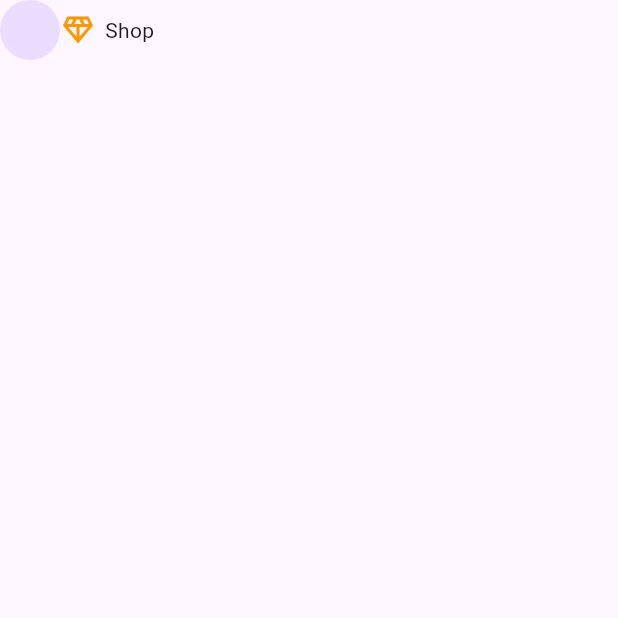
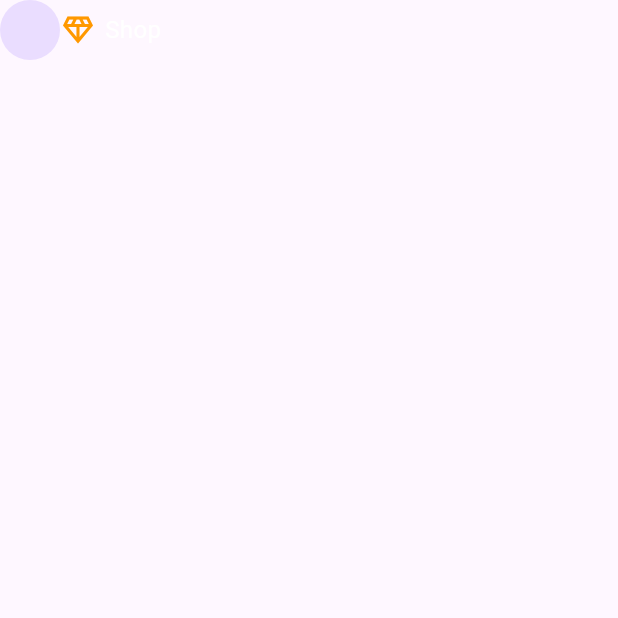
Before and after one commit to JAICHANGPARK/flutter_notebook_chapter_43, a Flutter app: the AiVideoHomePage screen opened directly, on a phone screen of 412 x 824 dp, the top half of it. Run offline on Flutter 3.47's test engine with Material 3 defaults, Android fonts, the phone set to English and light mode, and no system bars; our stand-ins replace gap, hugeicons, percent_indicator.

Commit message:
Update ai_video_home_page.dart

```diff
--- a/lib/ep2181_ai_video_chat_app/ui/ai_video_home_page.dart
+++ b/lib/ep2181_ai_video_chat_app/ui/ai_video_home_page.dart
@@ -31,8 +31,13 @@ class _AiVideoHomePageState extends State<AiVideoHomePage> {
                               Icons.diamond_outlined,
                               color: Colors.orange,
                             ),
-
-                            Text("Shop")
+                            Text(
+                              "Shop",
+                              style: TextStyle(
+                                fontSize: 16,
+                                color: Colors.white,
+                              ),
+                            )
                           ],
                         ),
                       )
```
